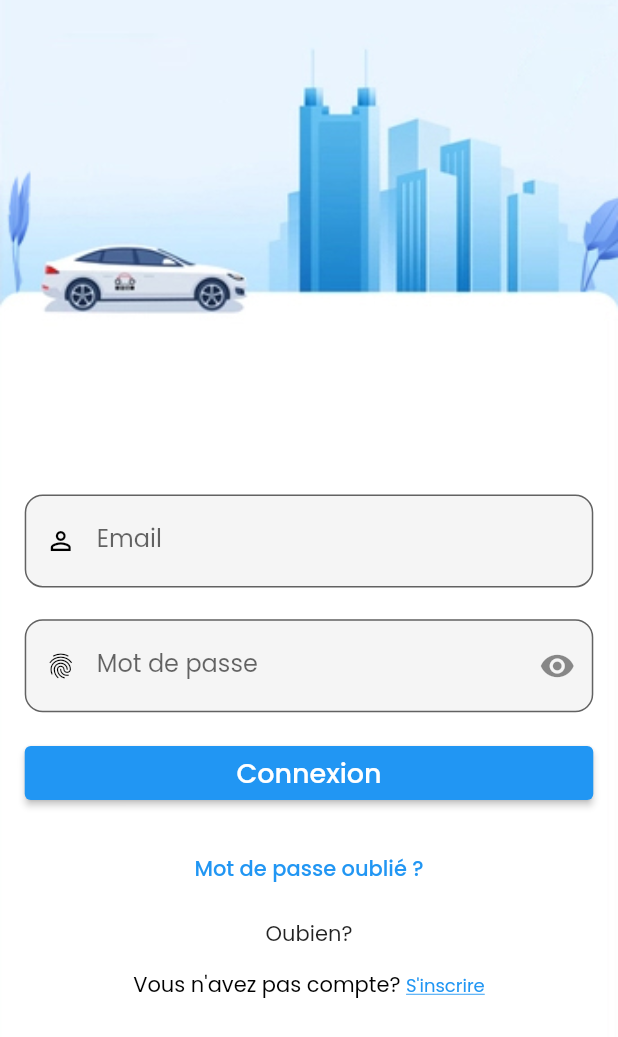
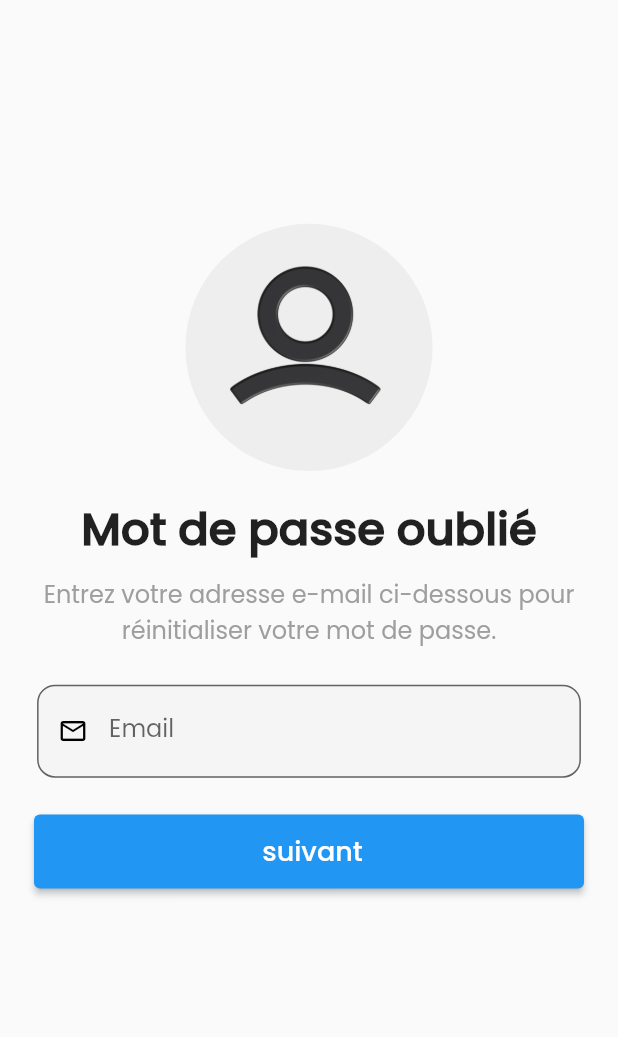
Before and after one commit to Yasser-korzane/nroho, a Flutter app: the Connexin screen opened directly, after a tap on "Mot de passe oublié ?", on a phone screen of 412 x 824 dp. Shown: the top 1037 px of the screen. Run offline on Flutter 3.47's test engine with Material 2 defaults, Android fonts, the phone set to English and light mode, and no system bars; our stand-ins replace animate_do, cloud_firestore, dio, firebase_auth, firebase_core, flutter_spinkit and 7 more; missing offline and left inert: flutter_polyline_points, flutter_verification_code, places_service; accounts and stored records are empty; network calls fail.

Commit message:
ajouter des pages de validation de ed email

```diff
--- a/lib/Services/wrapper.dart
+++ b/lib/Services/wrapper.dart
@@ -1,4 +1,5 @@
 import 'package:appcouvoiturage/Models/Users.dart';
+import 'package:appcouvoiturage/pages/begin.dart';
 import 'package:appcouvoiturage/pages/home.dart';
 import 'package:flutter/material.dart';
 import 'package:appcouvoiturage/main.dart';
@@ -13,7 +14,7 @@ class Wrapper extends StatelessWidget {
   Widget build(BuildContext context) {
     final user = Provider.of<Users?>(context);
      if (user == null) {
-      return MyBeginPage(title: 'test',);
+      return Commancer();
     } else {
       return home();
     }
--- a/lib/pages/connexion.dart
+++ b/lib/pages/connexion.dart
@@ -3,6 +3,7 @@ import 'package:appcouvoiturage/AppClasses/Utilisateur.dart';
 import 'package:appcouvoiturage/AppClasses/Vehicule.dart';
 import 'package:appcouvoiturage/Services/auth.dart';
 import 'package:appcouvoiturage/Shared/lodingEffect.dart';
+import 'package:appcouvoiturage/pages/email.dart';
 import 'package:appcouvoiturage/pages/home.dart';
 import 'package:flutter/material.dart';
 import 'package:appcouvoiturage/pages/signup1.dart';
@@ -266,7 +267,9 @@ class _MyConnexinState extends State<Connexin> {
                                 Align(
                                   alignment: Alignment.center,
                                   child: TextButton(
-                                    onPressed: () {},
+                                    onPressed: () {
+                                      Navigator.push(context, MaterialPageRoute(builder: (context) => Emailgetter()));
+                                    },
                                     child: Text('Mot de passe oublié ?'),
                                   ),
                                 ),
--- /dev/null
+++ b/lib/pages/email.dart
@@ -0,0 +1,127 @@
+import 'package:animate_do/animate_do.dart';
+import 'package:appcouvoiturage/pages/Verification.dart';
+import 'package:flutter/material.dart';
+import 'dart:async';
+
+class Emailgetter extends StatelessWidget {
+  const Emailgetter({super.key});
+
+  @override
+  Widget build(BuildContext context) {
+    final Size screenSize = MediaQuery.of(context).size;
+    final double screenWidth = screenSize.width;
+    final double screenHeight = screenSize.height;
+    final double defaultPadding = 10;
+    return Scaffold(
+      body: SingleChildScrollView(
+        child: Container(
+          padding: EdgeInsets.symmetric(horizontal: screenHeight * 0.01),
+          height: MediaQuery.of(context).size.height * 0.8,
+          width: double.infinity,
+          child: Column(
+            crossAxisAlignment: CrossAxisAlignment.center,
+            mainAxisAlignment: MainAxisAlignment.center,
+            children: [
+              SizedBox(
+                height: screenHeight * 0.1,
+              ),
+              Container(
+                height: screenHeight * 0.2,
+                padding: EdgeInsets.symmetric(
+                    horizontal: screenHeight * 0.1,
+                    vertical: screenWidth * 0.01),
+                decoration: BoxDecoration(
+                  shape: BoxShape.circle,
+                  color: Colors.grey.shade200,
+                ),
+                child: Image.asset('assets/images/user-profile.png'),
+              ),
+              SizedBox(
+                height: screenHeight * 0.02,
+              ),
+              FadeInDown(
+                  duration: Duration(milliseconds: 500),
+                  child: Text(
+                    "Mot de passe oublié",
+                    style: TextStyle(fontSize: 30, fontWeight: FontWeight.bold),
+                  )),
+              SizedBox(
+                height: screenHeight * 0.01,
+              ),
+              FadeInDown(
+                delay: Duration(milliseconds: 500),
+                duration: Duration(milliseconds: 500),
+                child: Text(
+                  "Entrez votre adresse e-mail ci-dessous pour réinitialiser votre mot de passe.",
+                  textAlign: TextAlign.center,
+                  style: TextStyle(
+                      fontSize: 16, color: Colors.grey.shade500, height: 1.5),
+                ),
+              ),
+              SizedBox(
+                height: screenHeight * 0.03,
+              ),
+              Form(
+                  child: Column(children: [
+                Container(
+                  margin: EdgeInsets.symmetric(horizontal: screenWidth * 0.04),
+                  height: screenHeight * 0.1,
+                  child: TextFormField(
+                    keyboardType: TextInputType.emailAddress,
+                    validator: (input) {
+                      if (input == null) {
+                        return 'Entrez votre e_mail adress';
+                      } else {
+                        return null;
+                      }
+                    },
+                    decoration: InputDecoration(
+                      prefixIcon: Icon(
+                        Icons.email_outlined,
+                        color: Colors.black,
+                        size: 20,
+                      ),
+                      //border: OutlineInputBorder(),
+                      border: OutlineInputBorder(
+                        borderRadius: BorderRadius.all(Radius.circular(12)),
+                      ),
+
+                      labelText: 'Email',
+                      hintText: 'Entrez votre adresse mail abc@esi.dz',
+                      hintStyle:
+                          TextStyle(color: Colors.grey[800], fontSize: 14),
+                      fillColor: Colors.grey.shade100,
+                      filled: true,
+                    ),
+                  ),
+                ),
+                SizedBox(
+                  height: screenHeight * 0.005,
+                ),
+                SizedBox(
+                    width: screenWidth * 0.89,
+                    height: screenHeight * 0.06,
+                    child: Material(
+                      borderRadius: BorderRadius.all(Radius.circular(12)),
+                      child: ElevatedButton(
+                        onPressed: () {
+                          Navigator.push(context, MaterialPageRoute(builder: (context) => Verification()));
+                        },
+                        child: Text(
+                          ' suivant',
+                          style: TextStyle(fontSize: 18, color: Colors.white),
+                        ),
+                        style: ButtonStyle(
+                          backgroundColor:
+                              MaterialStateProperty.all<Color>(Colors.blue),
+                        ),
+                      ),
+                    )),
+              ])),
+            ],
+          ),
+        ),
+      ),
+    );
+  }
+}
--- a/pubspec.yaml
+++ b/pubspec.yaml
@@ -54,6 +54,8 @@ dependencies:
   connectivity: ^3.0.6
   image_picker: ^0.8.7+3
   path: ^1.8.2
+  animate_do: ^3.0.2
+  flutter_verification_code: ^1.1.6
 
 dev_dependencies:
 
@@ -89,7 +91,9 @@ flutter:
     - assets/images/current_location.png
     - assets/images/linkedInLogo.png
     - assets/images/connexion.jpg
-
+    - assets/images/welcome.jpg
+    - assets/images/email.png
+    - assets/images/user-profile.png
   # An image asset can refer to one or more resolution-specific "variants", see
   # https://flutter.dev/assets-and-images/#resolution-aware
 
```
Also changed, not shown: lib/pages/Verification.dart (added, +187 -0 lines), lib/pages/begin.dart (+86 -106 lines), lib/pages/signup1.dart (+19 -15 lines), assets/images/email.png (added), assets/images/user-profile.png (added), pubspec.lock.
